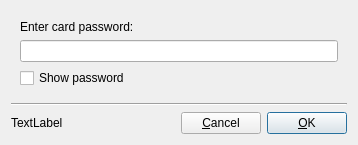
Qt form src/ui/pindialog.ui (Nitrokey/nitrokey-app) before a commit.
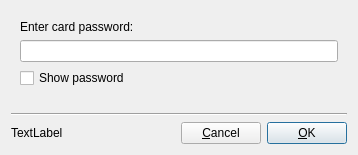
The same form after that commit. Icons and pictures are not drawn.

What changed in the file:
```diff
--- a/src/ui/pindialog.ui
+++ b/src/ui/pindialog.ui
@@ -7,7 +7,7 @@
     <x>0</x>
     <y>0</y>
     <width>358</width>
-    <height>137</height>
+    <height>155</height>
    </rect>
   </property>
   <property name="sizePolicy">
```
Left out of the diff: 2 changed lines with no effect on the pictures.
